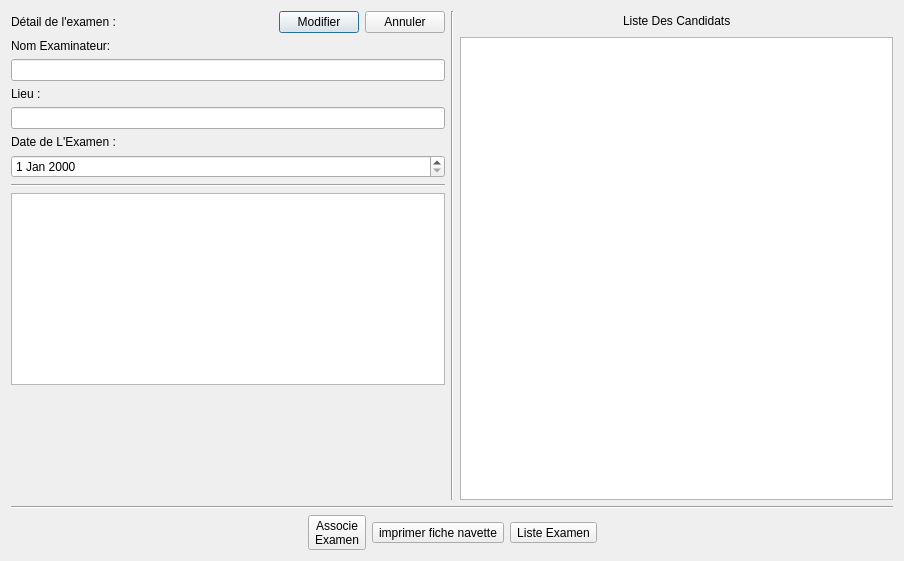
AmineHouari98/auto_Ecole, file Auto_Ecole/examen/detailsexam.ui: the form before one commit.
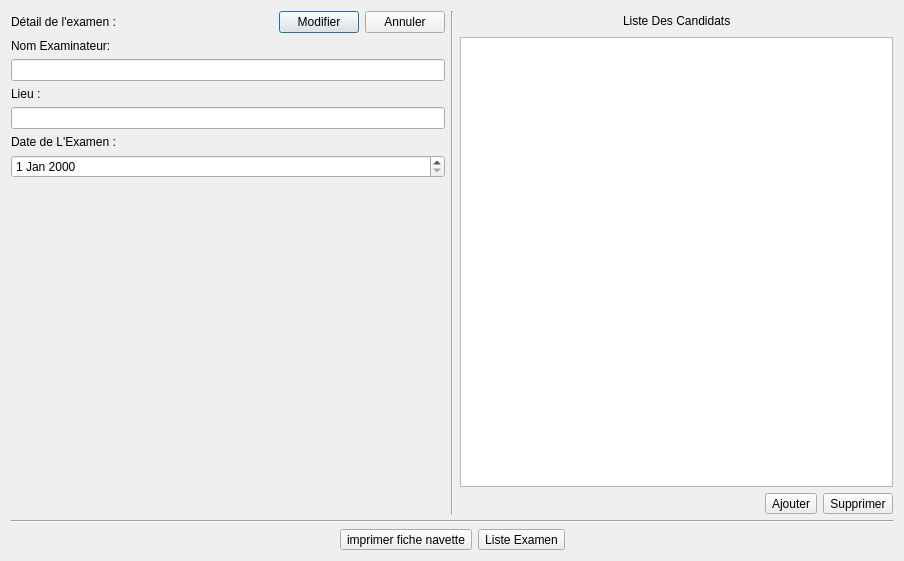
The form after the commit. Icons and pictures are not drawn.

Commit message: chwiya interface

What changed in the file:
```diff
--- a/Auto_Ecole/examen/detailsexam.ui
+++ b/Auto_Ecole/examen/detailsexam.ui
@@ -15,9 +15,9 @@
   </property>
   <layout class="QGridLayout" name="gridLayout">
    <item row="0" column="0">
-    <layout class="QVBoxLayout" name="verticalLayout_2">
+    <layout class="QVBoxLayout" name="verticalLayout_3">
      <item>
-      <layout class="QHBoxLayout" name="horizontalLayout_2">
+      <layout class="QHBoxLayout" name="horizontalLayout_3">
        <item>
         <layout class="QVBoxLayout" name="verticalLayout">
          <item>
@@ -98,21 +98,11 @@
            <item>
             <widget class="QDateEdit" name="dateEdit_Date"/>
            </item>
-           <item>
-            <widget class="Line" name="line">
-             <property name="orientation">
-              <enum>Qt::Horizontal</enum>
-             </property>
-            </widget>
-           </item>
            <item>
             <layout class="QVBoxLayout" name="verticalLayout_7"/>
            </item>
           </layout>
          </item>
-         <item>
-          <widget class="QTableWidget" name="tableWidget_2"/>
-         </item>
          <item>
           <spacer name="verticalSpacer">
            <property name="orientation">
@@ -136,6 +126,8 @@
         </widget>
        </item>
        <item>
+        <layout class="QVBoxLayout" name="verticalLayout_2">
+         <item>
         <layout class="QVBoxLayout" name="verticalLayout_15">
          <item>
           <layout class="QHBoxLayout" name="horizontalLayout_6">
@@ -179,6 +171,39 @@
          </item>
         </layout>
        </item>
+         <item>
+          <layout class="QHBoxLayout" name="horizontalLayout_2">
+           <item>
+            <spacer name="horizontalSpacer">
+             <property name="orientation">
+              <enum>Qt::Horizontal</enum>
+             </property>
+             <property name="sizeHint" stdset="0">
+              <size>
+               <width>40</width>
+               <height>20</height>
+              </size>
+             </property>
+            </spacer>
+           </item>
+           <item>
+            <widget class="QToolButton" name="toolButton">
+             <property name="text">
+              <string>Ajouter</string>
+             </property>
+            </widget>
+           </item>
+           <item>
+            <widget class="QToolButton" name="toolButton_2">
+             <property name="text">
+              <string>Supprimer</string>
+             </property>
+            </widget>
+           </item>
+          </layout>
+         </item>
+        </layout>
+       </item>
       </layout>
      </item>
      <item>
@@ -205,14 +230,6 @@
        </item>
        <item>
         <layout class="QHBoxLayout" name="horizontalLayout_7">
-         <item>
-          <widget class="QToolButton" name="toolButton">
-           <property name="text">
-            <string>Associe
-Examen</string>
-           </property>
-          </widget>
-         </item>
          <item>
           <widget class="QToolButton" name="toolbtn_printNavette">
            <property name="text">
```
Left out of the diff: 8 changed lines with no effect on the pictures. Lines whose indentation alone changed are shown as unchanged. The commit also changes 7 other files.
